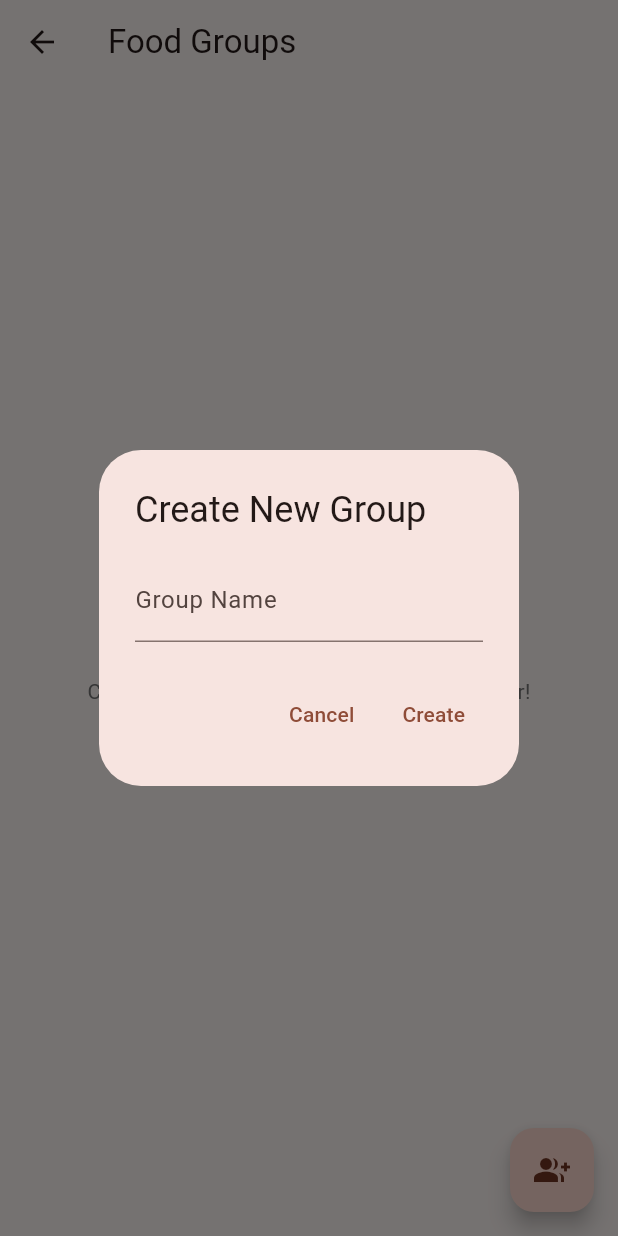
After one commit to JesseGauntlet/nomable, a Flutter app: the GroupsScreen screen opened directly, after a tap on the "group add" icon, on a phone screen of 412 x 824 dp. The commit adds this screen. Run offline on Flutter 3.47's test engine with Material 3 defaults, Android fonts, the phone set to English and light mode, and no system bars; our stand-ins replace cloud_firestore, firebase_auth, firebase_core, firebase_storage, image_picker, video_player; accounts and stored records are empty; network calls fail.

Commit message:
group screen, add, create, members

```diff
--- a/flutter_app/lib/screens/friends_screen.dart
+++ b/flutter_app/lib/screens/friends_screen.dart
@@ -1,6 +1,7 @@
 import 'package:flutter/material.dart';
 import 'package:cloud_firestore/cloud_firestore.dart';
 import 'package:firebase_auth/firebase_auth.dart';
+import 'groups_screen.dart';
 
 // FriendsScreen widget implements the friends list, pending friend requests,
 // and a search functionality to add new friends.
@@ -277,6 +278,19 @@ class _FriendsScreenState extends State<FriendsScreen>
       appBar: AppBar(
         title: const Text('Friends'),
         backgroundColor: Theme.of(context).colorScheme.surface,
+        actions: [
+          // Add Groups button in the app bar
+          IconButton(
+            icon: const Icon(Icons.groups),
+            tooltip: 'Food Groups',
+            onPressed: () {
+              Navigator.push(
+                context,
+                MaterialPageRoute(builder: (context) => const GroupsScreen()),
+              );
+            },
+          ),
+        ],
         bottom: TabBar(
           controller: _tabController,
           indicatorColor: Theme.of(context).colorScheme.primary,
--- /dev/null
+++ b/flutter_app/lib/screens/groups_screen.dart
@@ -0,0 +1,177 @@
+import 'package:flutter/material.dart';
+import 'package:cloud_firestore/cloud_firestore.dart';
+import 'package:firebase_auth/firebase_auth.dart';
+import 'group_members_screen.dart';
+
+class GroupsScreen extends StatefulWidget {
+  const GroupsScreen({Key? key}) : super(key: key);
+
+  @override
+  _GroupsScreenState createState() => _GroupsScreenState();
+}
+
+class _GroupsScreenState extends State<GroupsScreen> {
+  final User? currentUser = FirebaseAuth.instance.currentUser;
+
+  // Method to create a new group
+  void _createNewGroup() {
+    showDialog(
+      context: context,
+      builder: (context) {
+        String groupName = '';
+        return AlertDialog(
+          title: const Text('Create New Group'),
+          content: TextField(
+            decoration: const InputDecoration(
+              hintText: 'Enter group name',
+              labelText: 'Group Name',
+            ),
+            onChanged: (value) => groupName = value,
+          ),
+          actions: [
+            TextButton(
+              onPressed: () => Navigator.pop(context),
+              child: const Text('Cancel'),
+            ),
+            TextButton(
+              onPressed: () async {
+                if (groupName.trim().isNotEmpty && currentUser != null) {
+                  // Create the group in Firestore
+                  DocumentReference groupRef = await FirebaseFirestore.instance
+                      .collection('groups')
+                      .add({
+                    'name': groupName.trim(),
+                    'creatorId': currentUser!.uid,
+                    'createdAt': FieldValue.serverTimestamp(),
+                    'members': [currentUser!.uid],
+                    'currentConsensusFood': '',
+                    'vetoes': {},
+                  });
+
+                  // Add creator as first member
+                  await groupRef
+                      .collection('members')
+                      .doc(currentUser!.uid)
+                      .set({
+                    'userId': currentUser!.uid,
+                    'joinedAt': FieldValue.serverTimestamp(),
+                    'name': currentUser!.displayName ?? 'Anonymous',
+                    'photoUrl': currentUser!.photoURL,
+                  });
+
+                  Navigator.pop(context);
+                }
+              },
+              child: const Text('Create'),
+            ),
+          ],
+        );
+      },
+    );
+  }
+
+  @override
+  Widget build(BuildContext context) {
+    if (currentUser == null) {
+      return const Center(child: Text('Please log in'));
+    }
+
+    return Scaffold(
+      appBar: AppBar(
+        title: const Text('Food Groups'),
+        backgroundColor: Theme.of(context).colorScheme.surface,
+      ),
+      body: StreamBuilder<QuerySnapshot>(
+        stream: FirebaseFirestore.instance
+            .collection('groups')
+            .where('members', arrayContains: currentUser!.uid)
+            .snapshots(),
+        builder: (context, snapshot) {
+          if (snapshot.hasError) {
+            return const Center(child: Text('Something went wrong'));
+          }
+
+          if (snapshot.connectionState == ConnectionState.waiting) {
+            return const Center(child: CircularProgressIndicator());
+          }
+
+          final groups = snapshot.data?.docs ?? [];
+
+          if (groups.isEmpty) {
+            return Center(
+              child: Column(
+                mainAxisAlignment: MainAxisAlignment.center,
+                children: [
+                  const Text(
+                    'No groups yet',
+                    style: TextStyle(fontSize: 18),
+                  ),
+                  const SizedBox(height: 16),
+                  Text(
+                    'Create a group to decide what to eat together!',
+                    style: TextStyle(
+                      color: Colors.grey[600],
+                      fontSize: 14,
+                    ),
+                  ),
+                ],
+              ),
+            );
+          }
+
+          return ListView.builder(
+            itemCount: groups.length,
+            itemBuilder: (context, index) {
+              final group = groups[index].data() as Map<String, dynamic>;
+              final groupId = groups[index].id;
+              final isCreator = group['creatorId'] == currentUser!.uid;
+
+              return Card(
+                margin: const EdgeInsets.symmetric(horizontal: 8, vertical: 4),
+                child: ListTile(
+                  title: Text(group['name'] ?? 'Unnamed Group'),
+                  subtitle: Text(
+                    group['currentConsensusFood']?.isEmpty ?? true
+                        ? 'No consensus yet'
+                        : 'Current craving: ${group["currentConsensusFood"]}',
+                  ),
+                  trailing: isCreator
+                      ? IconButton(
+                          icon: const Icon(Icons.people_alt),
+                          onPressed: () {
+                            Navigator.push(
+                              context,
+                              MaterialPageRoute(
+                                builder: (context) => GroupMembersScreen(
+                                  groupId: groupId,
+                                  groupName: group['name'] ?? 'Unnamed Group',
+                                  isCreator: isCreator,
+                                ),
+                              ),
+                            );
+                          },
+                          tooltip: 'Manage members',
+                        )
+                      : null,
+                  onTap: () {
+                    // TODO: Navigate to group detail/consensus screen
+                    ScaffoldMessenger.of(context).showSnackBar(
+                      const SnackBar(
+                        content: Text('Group consensus feature coming soon!'),
+                      ),
+                    );
+                  },
+                ),
+              );
+            },
+          );
+        },
+      ),
+      floatingActionButton: FloatingActionButton(
+        onPressed: _createNewGroup,
+        child: const Icon(Icons.group_add),
+        tooltip: 'Create new group',
+      ),
+    );
+  }
+}
```
Also changed, not shown: flutter_app/lib/screens/group_members_screen.dart (added, +278 -0 lines), 1 other file.
